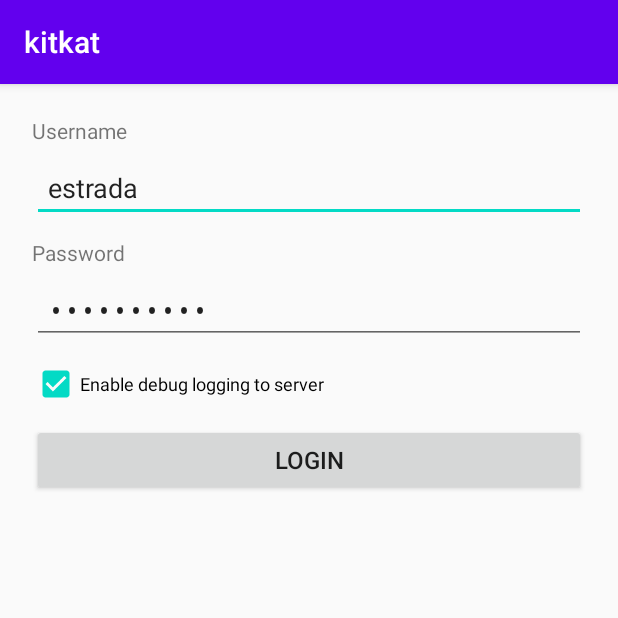
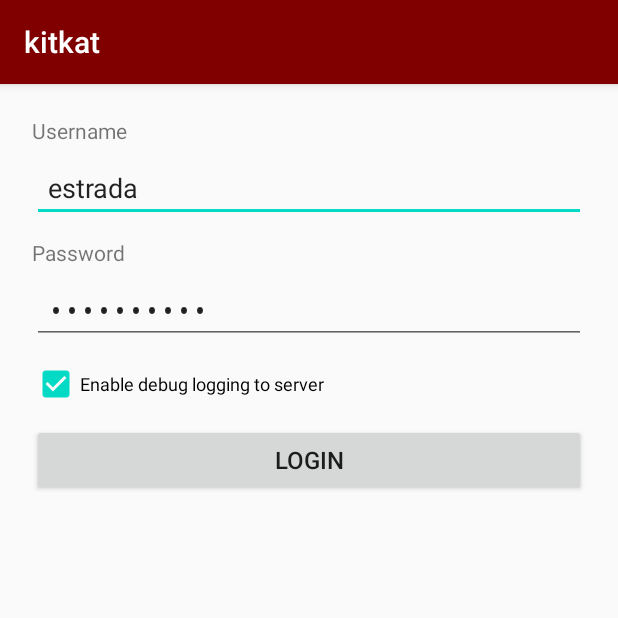
Before and after one commit to estrados/teux2, an Android app: the screen it shows after launch (MainActivity), on a phone screen of 412 x 824 dp, the top half of it. Run offline under Robolectric (Android 15) with nearby library versions, the phone set to English and light mode, and no system bars.

Commit message:
coloring for s22

```diff
--- a/app/src/main/res/values-night/themes.xml
+++ b/app/src/main/res/values-night/themes.xml
@@ -1,9 +1,9 @@
 <resources xmlns:tools="http://schemas.android.com/tools">
-    <!-- Dark theme compatible with API 19 -->
-    <style name="Theme.Kitkat" parent="Theme.AppCompat">
+    <!-- Force light theme even in dark mode -->
+    <style name="Theme.Kitkat" parent="Theme.AppCompat.Light.DarkActionBar">
         <!-- Primary brand color. -->
-        <item name="colorPrimary">@color/purple_200</item>
-        <item name="colorPrimaryDark">@color/purple_700</item>
+        <item name="colorPrimary">@color/maroon</item>
+        <item name="colorPrimaryDark">@color/maroon</item>
         <item name="colorAccent">@color/teal_200</item>
     </style>
 </resources>
--- a/app/src/main/res/values/colors.xml
+++ b/app/src/main/res/values/colors.xml
@@ -7,4 +7,5 @@
     <color name="teal_700">#FF018786</color>
     <color name="black">#FF000000</color>
     <color name="white">#FFFFFFFF</color>
+    <color name="maroon">#FF800000</color>
 </resources>
--- a/app/src/main/res/values/themes.xml
+++ b/app/src/main/res/values/themes.xml
@@ -2,8 +2,8 @@
     <!-- Base application theme compatible with API 19 -->
     <style name="Theme.Kitkat" parent="Theme.AppCompat.Light.DarkActionBar">
         <!-- Primary brand color. -->
-        <item name="colorPrimary">@color/purple_500</item>
-        <item name="colorPrimaryDark">@color/purple_700</item>
+        <item name="colorPrimary">@color/maroon</item>
+        <item name="colorPrimaryDark">@color/maroon</item>
         <item name="colorAccent">@color/teal_200</item>
     </style>
 </resources>
```
Also changed, not shown: app/src/main/java/com/example/kitkat/HomeActivity.kt (+27 -6 lines).
